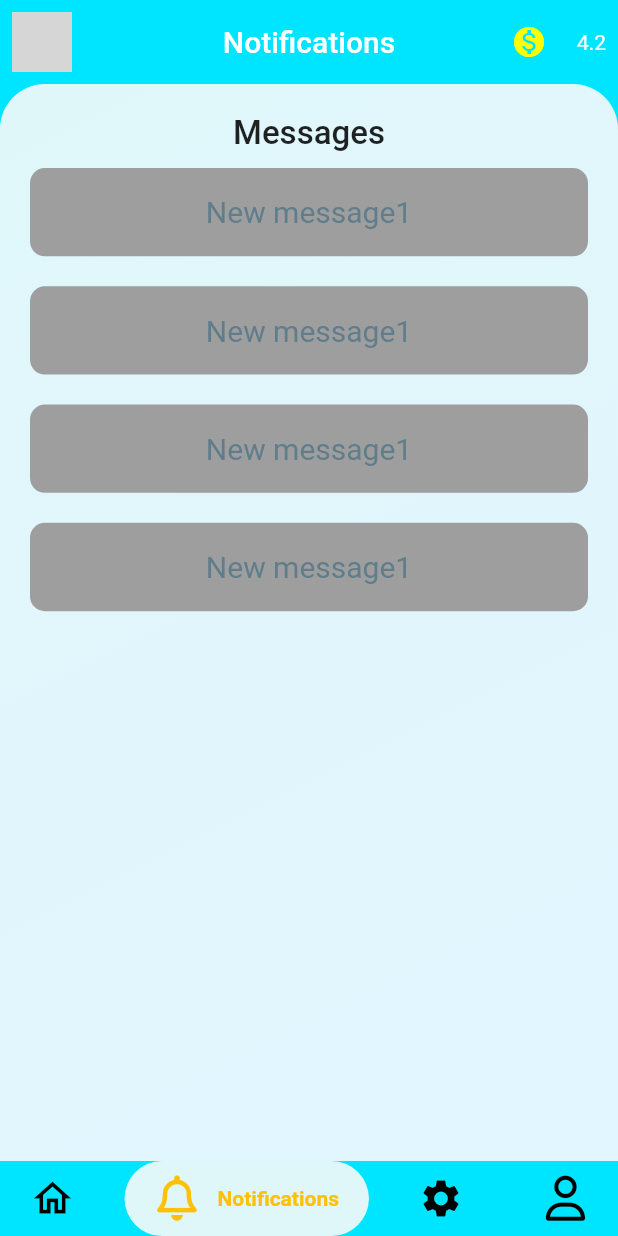
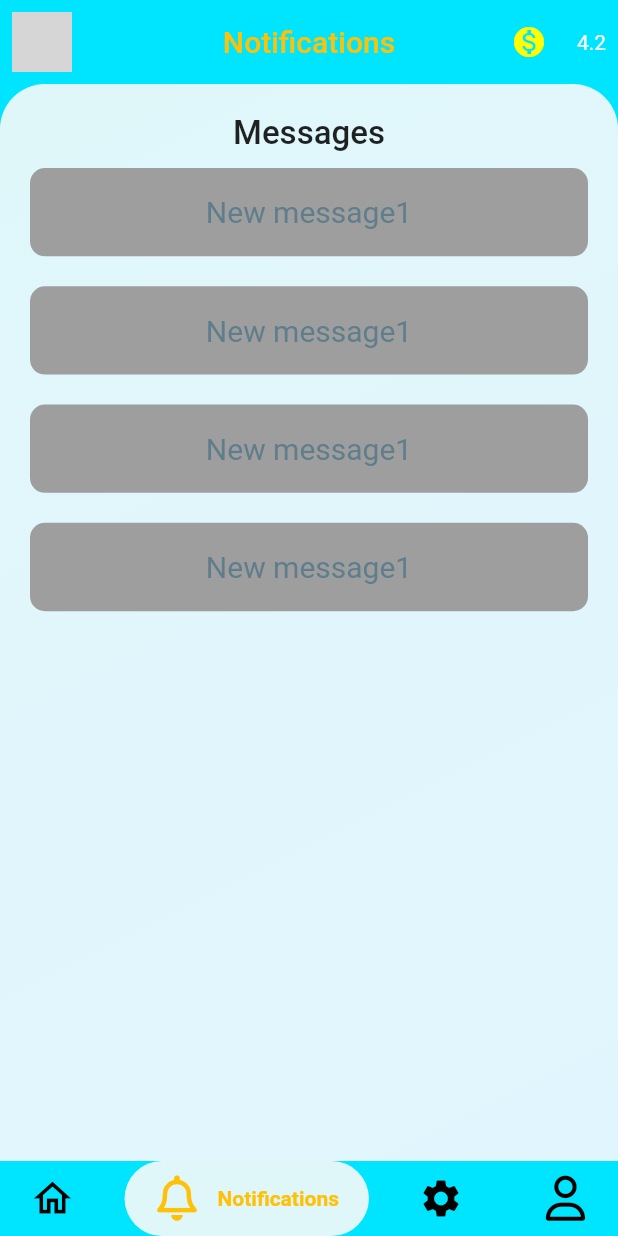
Before and after one commit to AbdulsemedM/cooplaymobile, a Flutter app: the HomePage screen opened directly, item 2 of the bottom bar chosen, on a phone screen of 412 x 824 dp. Run offline on Flutter 3.47's test engine with Material 2 defaults, Android fonts, the phone set to English and light mode, and no system bars; drawn by our look-alikes of google_nav_bar; our stand-ins replace animated_splash_screen, carousel_slider, file_picker, fluttertoast, font_awesome_flutter, geolocator and 6 more; missing offline and left inert: back_button_interceptor, launch_review; accounts and stored records are empty; network calls fail; statements that could not run were skipped; grey boxes are pictures that could not be loaded.

Commit message:
some changes

```diff
--- a/lib/HomePage.dart
+++ b/lib/HomePage.dart
@@ -57,7 +57,10 @@ class _HomePageState extends State<HomePage> {
           ),
           elevation: 0.0,
           backgroundColor: Colors_selector.primaryColor,
-          title: Text(title[_selectedIndex].tr),
+          title: Text(
+            title[_selectedIndex].tr,
+            style: TextStyle(color: Colors_selector.secondaryColor),
+          ),
           automaticallyImplyLeading: false,
           centerTitle: true,
           actions: [
@@ -121,6 +124,7 @@ class _HomePageState extends State<HomePage> {
         context: context,
         builder: (context) {
           return AlertDialog(
+            backgroundColor: Colors_selector.pair2,
             title: Text("Confirm Exit".tr),
             content: Text("Do you want to Logout?".tr),
             actions: <Widget>[
--- a/lib/Signup.dart
+++ b/lib/Signup.dart
@@ -91,7 +91,7 @@ class _SignupState extends State<Signup> {
         ]
       });
       var response = await http.post(
-          Uri.http("localhost:8080", "/api/users/createUser"),
+          Uri.http("localhost:6000", "/api/users/createUser"),
           headers: {"Content-Type": "application/json"},
           body: body);
       print(response.body);
--- a/lib/colors.dart
+++ b/lib/colors.dart
@@ -1,8 +1,8 @@
 import 'package:flutter/material.dart';
 
 class Colors_selector {
-  static final primaryColor = Colors.cyanAccent[400];
-  static final primmary1 = Color(0xff00e5ff);
+  static var primaryColor = Colors.cyanAccent[400];
+  static var primmary1 = Color(0xff00e5ff);
   static final secondaryColor = Colors.amber;
   static final tertiaryColor = Colors.white;
   static var pair1 = Color(0xffe0f7fa);
--- a/lib/login_page.dart
+++ b/lib/login_page.dart
@@ -43,7 +43,7 @@ class _Login_pageState extends State<Login_page> {
     //   });
     //   final body =
     //       jsonEncode({"username": pnumber.text, "password": password.text});
-    //   var response = await http.post(Uri.http("localhost:8080", "/login"),
+    //   var response = await http.post(Uri.http("localhost:6000", "/login"),
     //       headers: {"Content-Type": "application/json"}, body: body);
 
     //   if (response.statusCode == 200) {
@@ -69,6 +69,7 @@ class _Login_pageState extends State<Login_page> {
         context: context,
         builder: (builder) {
           return AlertDialog(
+            backgroundColor: Colors_selector.pair2,
             title: Text('Choose Language'),
             content: Container(
               width: double.maxFinite,
--- a/lib/tabs/Home.dart
+++ b/lib/tabs/Home.dart
@@ -230,6 +230,7 @@ class _HomeState extends State<Home> {
       barrierDismissible: true,
       builder: (context) {
         return Dialog(
+            backgroundColor: Colors_selector.pair2,
             shape:
                 RoundedRectangleBorder(borderRadius: BorderRadius.circular(20)),
             child: Padding(
@@ -301,6 +302,7 @@ class _HomeState extends State<Home> {
       barrierDismissible: true,
       builder: (context) {
         return Dialog(
+            backgroundColor: Colors_selector.pair2,
             shape:
                 RoundedRectangleBorder(borderRadius: BorderRadius.circular(20)),
             child: Padding(
```
Also changed, not shown: lib/menu/Challenges.dart (+7 -0 lines), lib/tabs/Favorite.dart (+11 -2 lines), 1 other file.
